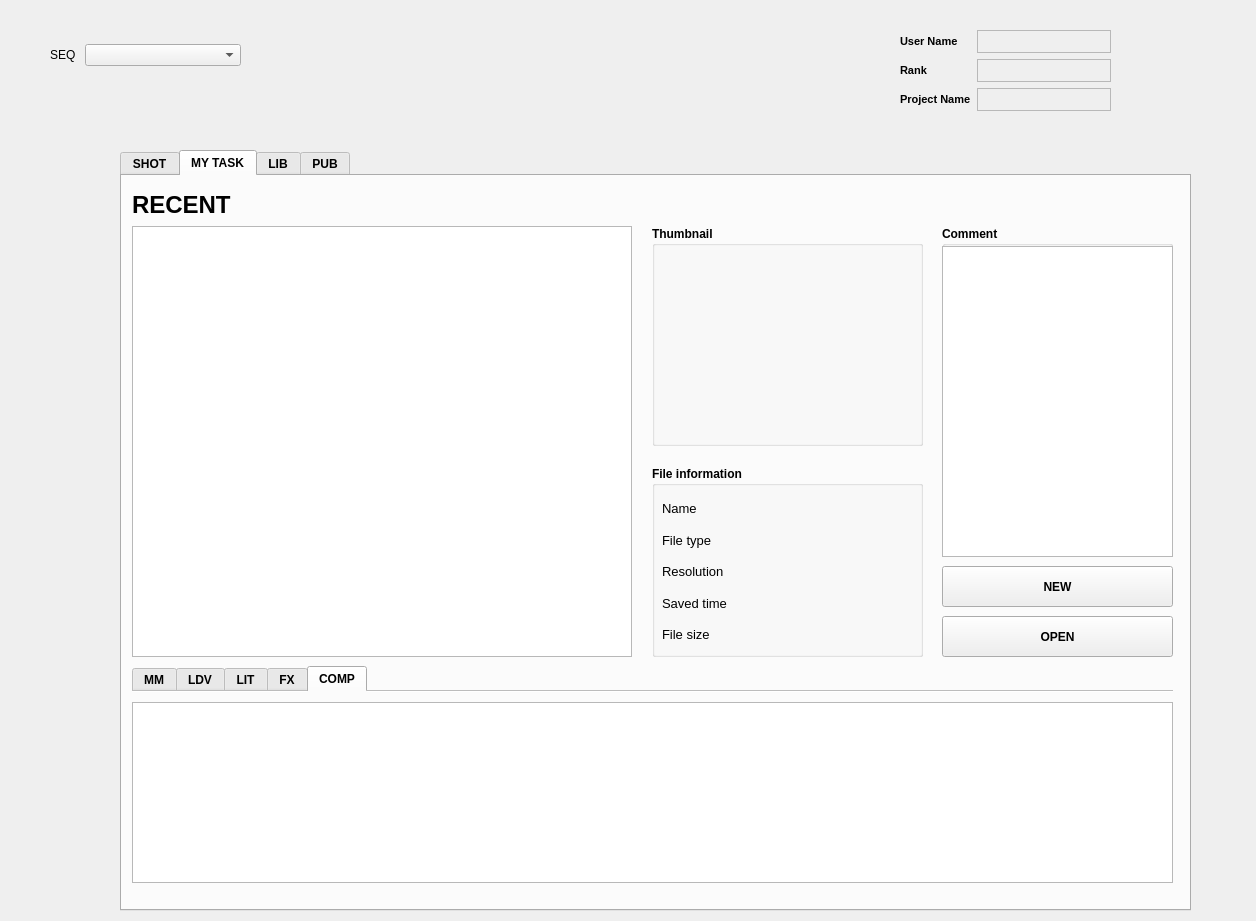
Old version of the form pipeline/scripts/loader/main_window_v002.ui in the repository UiChul/yummy.
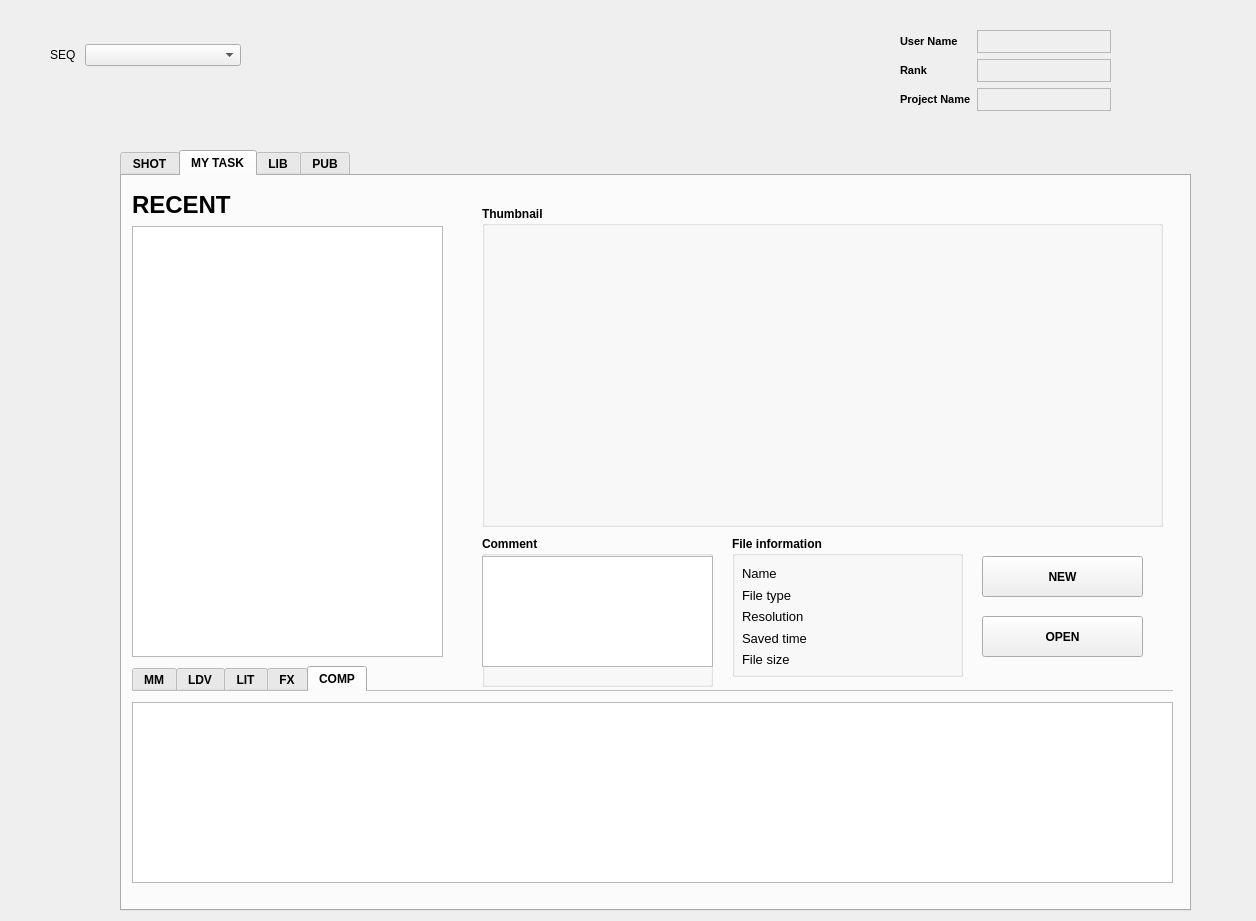
New version of the form. The open tabs and pages were chosen to show the change.

Diff of the .ui file:
```diff
--- a/pipeline/scripts/loader/main_window_v002.ui
+++ b/pipeline/scripts/loader/main_window_v002.ui
@@ -697,10 +697,10 @@
     <widget class="QGroupBox" name="groupBox_shot_comment_2">
      <property name="geometry">
       <rect>
-       <x>820</x>
-       <y>50</y>
+       <x>360</x>
+       <y>360</y>
        <width>231</width>
-       <height>331</height>
+       <height>151</height>
       </rect>
      </property>
      <property name="font">
@@ -725,7 +725,7 @@
         <x>0</x>
         <y>20</y>
         <width>231</width>
-        <height>311</height>
+        <height>111</height>
        </rect>
       </property>
       <property name="plainText">
@@ -736,9 +736,9 @@
     <widget class="QPushButton" name="pushButton_mytask_selectedopen">
      <property name="geometry">
       <rect>
-       <x>820</x>
+       <x>860</x>
        <y>440</y>
-       <width>231</width>
+       <width>161</width>
        <height>41</height>
       </rect>
      </property>
@@ -768,9 +768,9 @@
     <widget class="QPushButton" name="pushButton_mytask_newfileopen">
      <property name="geometry">
       <rect>
-       <x>820</x>
-       <y>390</y>
-       <width>231</width>
+       <x>860</x>
+       <y>380</y>
+       <width>161</width>
        <height>41</height>
       </rect>
      </property>
@@ -783,7 +783,7 @@
       <rect>
        <x>10</x>
        <y>50</y>
-       <width>500</width>
+       <width>311</width>
        <height>431</height>
       </rect>
      </property>
@@ -794,10 +794,10 @@
     <widget class="QGroupBox" name="groupBox_shot_comment_3">
      <property name="geometry">
       <rect>
-       <x>530</x>
-       <y>50</y>
-       <width>271</width>
-       <height>220</height>
+       <x>360</x>
+       <y>30</y>
+       <width>681</width>
+       <height>321</height>
       </rect>
      </property>
      <property name="font">
@@ -834,22 +834,25 @@
        <rect>
         <x>10</x>
         <y>30</y>
-        <width>250</width>
-        <height>180</height>
+        <width>661</width>
+        <height>281</height>
        </rect>
       </property>
       <property name="text">
        <string/>
       </property>
+      <property name="alignment">
+       <set>Qt::AlignCenter</set>
+      </property>
      </widget>
     </widget>
     <widget class="QGroupBox" name="groupBox_shot_file_info_2">
      <property name="geometry">
       <rect>
-       <x>530</x>
-       <y>290</y>
-       <width>271</width>
-       <height>191</height>
+       <x>610</x>
+       <y>360</y>
+       <width>231</width>
+       <height>141</height>
       </rect>
      </property>
      <property name="font">
@@ -874,7 +877,7 @@
         <x>10</x>
         <y>30</y>
         <width>80</width>
-        <height>151</height>
+        <height>101</height>
        </rect>
       </property>
       <layout class="QVBoxLayout" name="verticalLayout_5">
@@ -960,8 +963,8 @@
        <rect>
         <x>100</x>
         <y>30</y>
-        <width>161</width>
-        <height>151</height>
+        <width>121</width>
+        <height>101</height>
        </rect>
       </property>
       <layout class="QVBoxLayout" name="verticalLayout_6">
```
Left out of the diff: 8 changed lines with no effect on the pictures.
